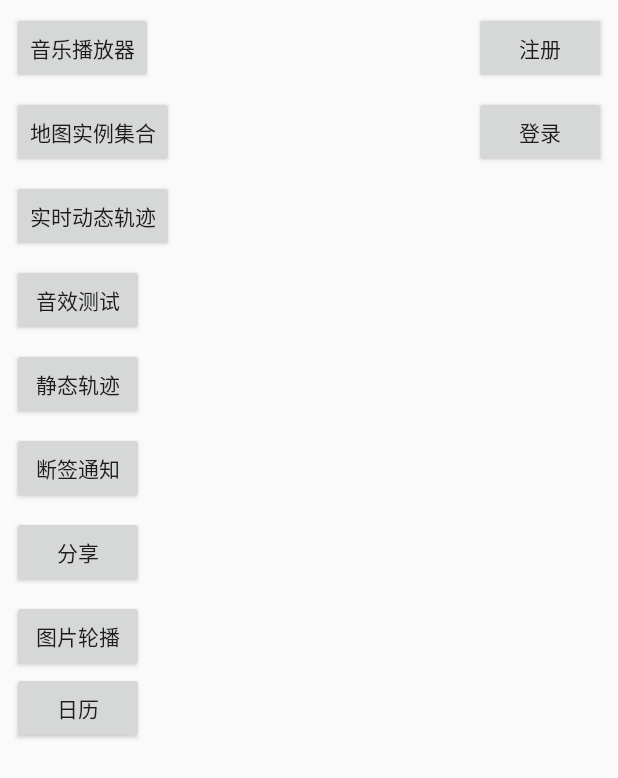
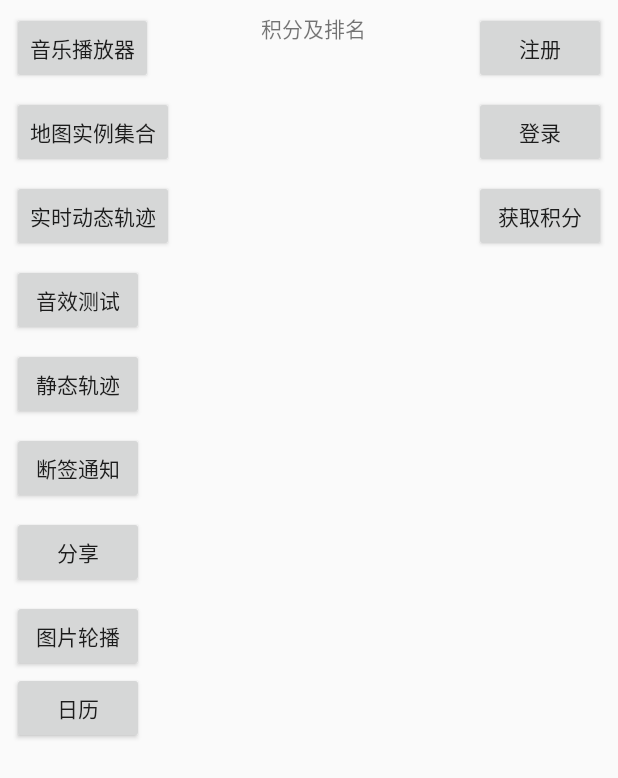
Before and after one commit to Planeswalker23/Sports, an Android app: the screen it shows after launch (MainActivity), on a phone screen of 412 x 824 dp. Shown: the top 778 px of the screen. Run offline under Robolectric (Android 15) with nearby library versions, the phone set to English and light mode, and no system bars; libraries missing offline, so code that uses them is left out: com.baidu.mapapi; 2 statements that could not run were skipped.

Commit message:
Version 1.6

```diff
--- a/app/src/main/res/layout/activity_main.xml
+++ b/app/src/main/res/layout/activity_main.xml
@@ -92,5 +92,19 @@
             android:id="@+id/activityLogin" android:layout_marginTop="8dp"
             app:layout_constraintTop_toBottomOf="@+id/buttonRegist" android:layout_marginRight="8dp"
             app:layout_constraintRight_toRightOf="parent"/>
+    <Button
+            android:text="获取积分"
+            android:layout_width="wrap_content"
+            android:layout_height="wrap_content" android:id="@+id/buttonGetScore"
+            android:layout_marginRight="8dp" app:layout_constraintRight_toRightOf="parent"
+            android:layout_marginTop="8dp" app:layout_constraintTop_toBottomOf="@+id/activityLogin"/>
+    <TextView
+            android:text="积分及排名"
+            android:layout_width="wrap_content"
+            android:layout_height="wrap_content"
+            android:id="@+id/textViewScore" app:layout_constraintTop_toTopOf="parent"
+            android:layout_marginTop="8dp" app:layout_constraintLeft_toRightOf="@+id/music"
+            android:layout_marginLeft="8dp" app:layout_constraintRight_toLeftOf="@+id/buttonRegist"
+            android:layout_marginRight="8dp"/>
 
 </android.support.constraint.ConstraintLayout>
```
Also changed, not shown: app/src/main/java/com/nanbei/sports/DynamicDemo.java (+5 -5 lines), app/src/main/java/com/nanbei/sports/MainActivity.java (+71 -1 lines), app/src/main/java/entity/RunDate.java (+9 -0 lines), app/src/main/java/util/RunDateUtil.java (+26 -4 lines), 1 other file.
